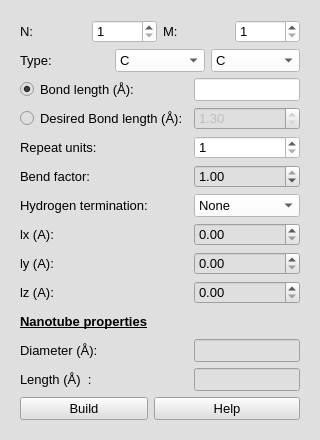
Before: the Qt Designer form furiousatoms/forms/SWNT.ui in nasimanousheh/furious-atoms, drawn with Qt 5.
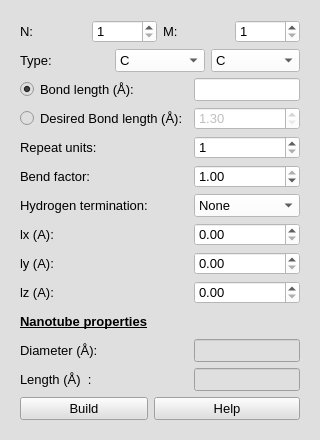
After: the same form once the commit is applied.

Commit message: Changed the color of stylesheet to white

```diff
--- a/furiousatoms/forms/SWNT.ui
+++ b/furiousatoms/forms/SWNT.ui
@@ -268,6 +268,9 @@
           <pointsize>10</pointsize>
          </font>
         </property>
+        <property name="styleSheet">
+         <string notr="true">background-color: rgb(255, 255, 255);</string>
+        </property>
         <property name="minimum">
          <double>1.300000000000000</double>
         </property>
@@ -331,6 +334,9 @@
           <pointsize>10</pointsize>
          </font>
         </property>
+        <property name="styleSheet">
+         <string notr="true">background-color: rgb(255, 255, 255);</string>
+        </property>
         <property name="minimum">
          <double>0.100000000000000</double>
         </property>
@@ -398,6 +404,9 @@
           <pointsize>10</pointsize>
          </font>
         </property>
+        <property name="styleSheet">
+         <string notr="true">background-color: rgb(255, 255, 255);</string>
+        </property>
         <property name="decimals">
          <number>2</number>
         </property>
@@ -425,6 +434,9 @@
           <pointsize>10</pointsize>
          </font>
         </property>
+        <property name="styleSheet">
+         <string notr="true">background-color: rgb(255, 255, 255);</string>
+        </property>
         <property name="decimals">
          <number>2</number>
         </property>
@@ -452,6 +464,9 @@
           <pointsize>10</pointsize>
          </font>
         </property>
+        <property name="styleSheet">
+         <string notr="true">background-color: rgb(255, 255, 255);</string>
+        </property>
         <property name="decimals">
          <number>2</number>
         </property>
```
The commit also changes 5 other files.
